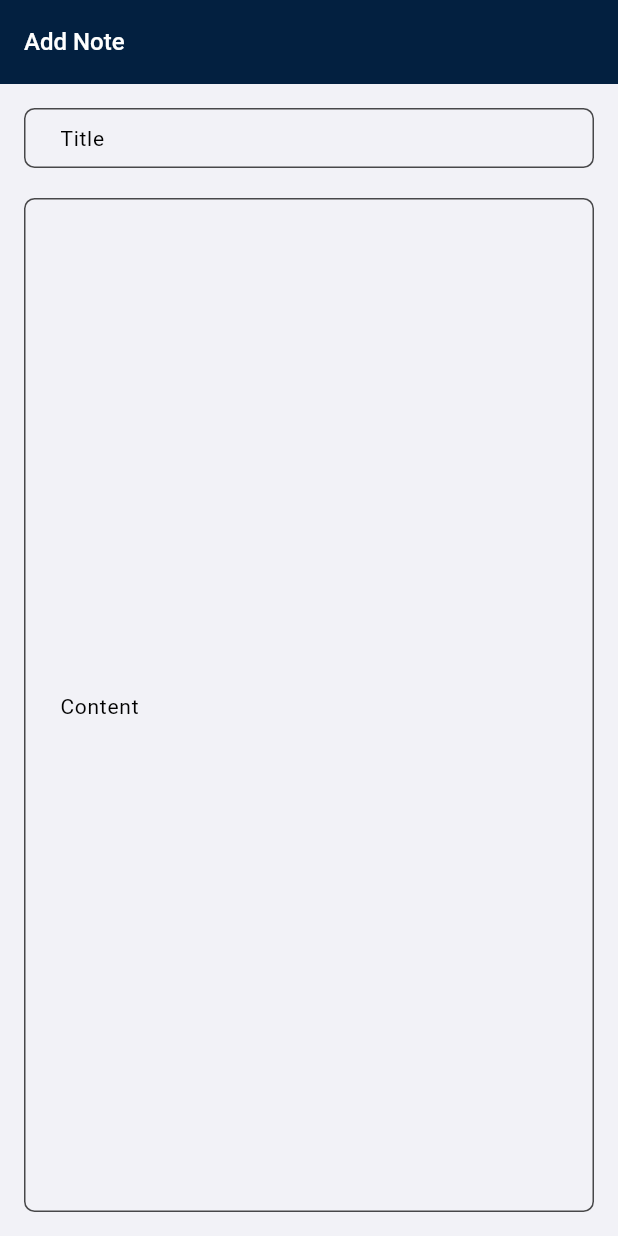
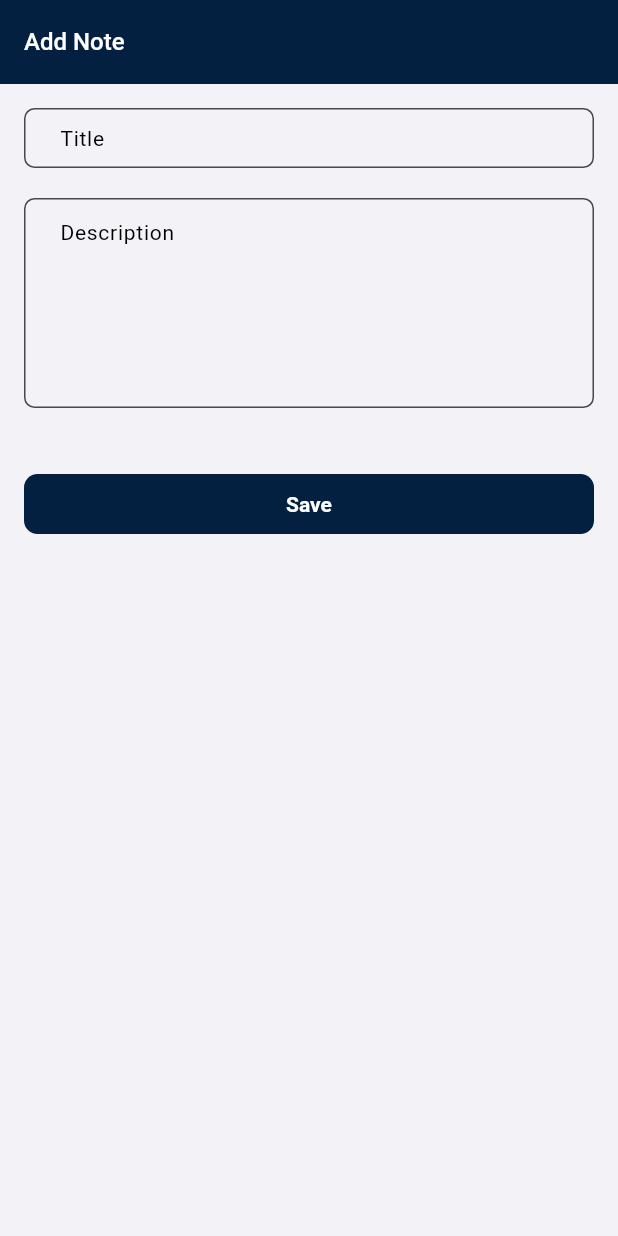
Before and after one commit to AbuRasel9/Notes-App, a Flutter app: the AddNoteScreen screen opened by its route, after a tap on "Save", on a phone screen of 412 x 824 dp. Run offline on Flutter 3.47's test engine with Material 3 defaults, Android fonts, the phone set to English and light mode, and no system bars; our stand-ins replace go_router; Roboto replaces fonts that are missing (Montserrat).

```diff
--- a/lib/view/addNotes/add_notes_screen.dart
+++ b/lib/view/addNotes/add_notes_screen.dart
@@ -32,20 +32,25 @@ class AddNoteScreen extends StatelessWidget {
               style: Theme.of(context).textTheme.titleLarge,
             ),
             const SizedBox(height: 20),
-            Expanded(
-              child: TextField(
-                decoration: InputDecoration(
-                  labelText: 'Content',
-                  alignLabelWithHint: true,
-                  border: OutlineInputBorder(
-                    borderRadius: BorderRadius.circular(12),
-                  ),
+            TextField(
+              decoration: InputDecoration(
+                labelText: 'Description',
+                alignLabelWithHint: true,
+                border: OutlineInputBorder(
+                  borderRadius: BorderRadius.circular(12),
                 ),
-                maxLines: null,
-                expands: true,
-                keyboardType: TextInputType.multiline,
               ),
+              maxLines: 5,
+
             ),
+            const SizedBox(height: 40),
+
+            SizedBox(
+              width: double.infinity,
+              child: ElevatedButton(onPressed: () {
+
+              }, child: Text("Save")),
+            )
           ],
         ),
       ),
```
